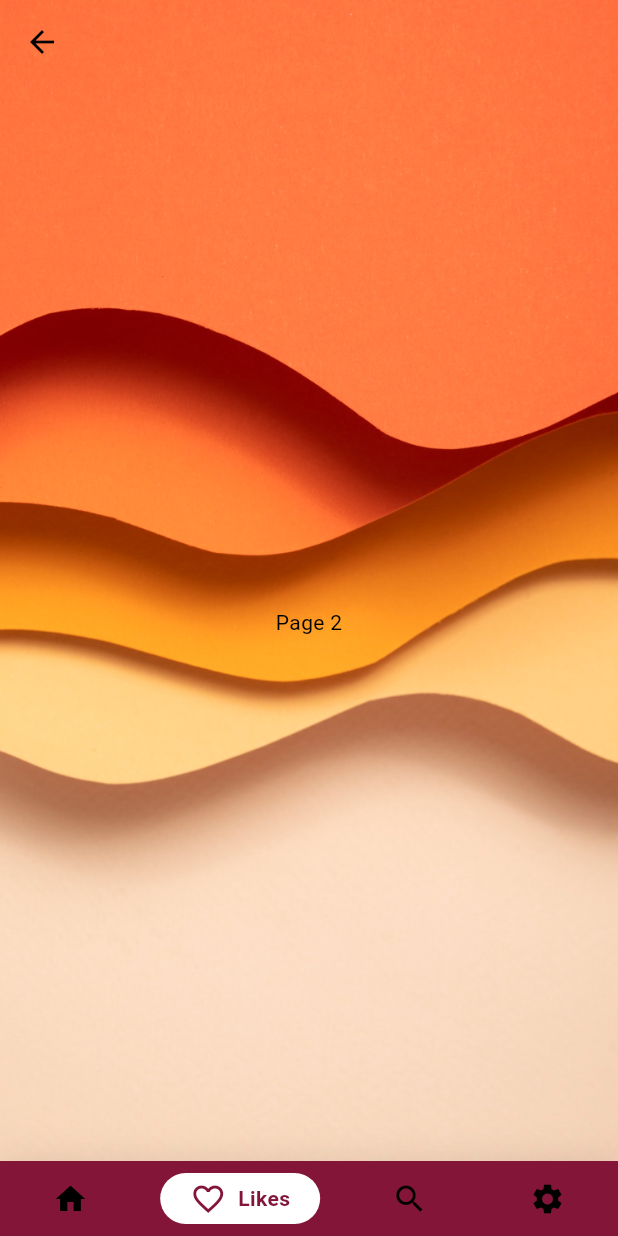
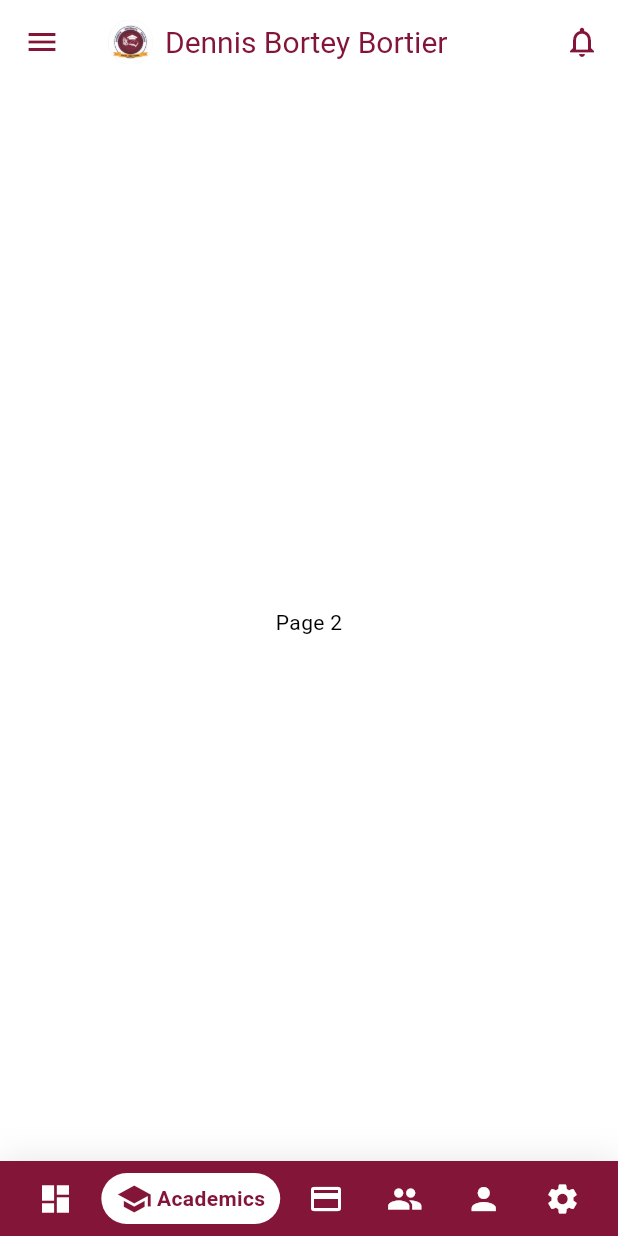
Before and after one commit to DamnSaturday/login_1, a Flutter app: the CustomScaffoldWidgetMain screen opened directly, swiped to page 2, on a phone screen of 412 x 824 dp. Run offline on Flutter 3.47's test engine with Material 3 defaults, Android fonts, the phone set to English and light mode, and no system bars; drawn by our look-alikes of google_nav_bar; our stand-ins replace firebase_auth, firebase_core, icons_plus; accounts and stored records are empty.

Commit message:
dashB on 0.02.1

```diff
--- a/lib/screens/my_dashBoard_screen.dart
+++ b/lib/screens/my_dashBoard_screen.dart
@@ -1,5 +1,5 @@
 import 'package:flutter/material.dart';
-import 'package:google_nav_bar/google_nav_bar.dart';
+import 'package:flutter/services.dart';
 import 'package:login/widgets/cus_scaffwid_main.dart';
 
 import '../widgets/b_nav.dart';
--- a/lib/screens/welc_screen.dart
+++ b/lib/screens/welc_screen.dart
@@ -17,7 +17,7 @@ class _WelcomeScreenState extends State<WelcomeScreen> {
   @override
   void initState() {
     super.initState();
-    SystemChrome.setEnabledSystemUIMode(SystemUiMode.immersive);
+    SystemChrome.setEnabledSystemUIMode(SystemUiMode.manual);
 
     Future.delayed(const Duration(seconds: 4), () {
       Navigator.of(context).pushReplacement(MaterialPageRoute(builder: (_) => const LoginScreen()));
--- a/lib/widgets/b_nav.dart
+++ b/lib/widgets/b_nav.dart
@@ -1,4 +1,5 @@
 import 'package:flutter/material.dart';
+import 'package:flutter/services.dart';
 import 'package:google_nav_bar/google_nav_bar.dart';
 import 'package:login/screens/home_screen.dart';
 import 'package:login/screens/welc_screen.dart';
@@ -28,6 +29,7 @@ class _BottomNavigationState extends State<BottomNavigation> {
 
   @override
   Widget build(BuildContext context) {
+    SystemChrome.setEnabledSystemUIMode(SystemUiMode.edgeToEdge);
     return Scaffold(
       backgroundColor: Colors.transparent,
       body: SizedBox.expand(
@@ -63,6 +65,18 @@ class _BottomNavigationState extends State<BottomNavigation> {
                 child: Text('Page 4'),
               ),
             ),
+            Container(
+              color: Colors.deepOrangeAccent,
+              child: const Center(
+                child: Text('Page 5'),
+              ),
+            ),
+            Container(
+              color: Colors.lightBlueAccent,
+              child: const Center(
+                child: Text('Page 6'),
+              ),
+            ),
           ],
         ),
       ),
@@ -80,24 +94,33 @@ class _BottomNavigationState extends State<BottomNavigation> {
           child: Padding(
             padding: const EdgeInsets.symmetric(horizontal: 15.0, vertical: 8),
             child: GNav(
-              gap: 8,
+              gap: 3,
+              color: Colors.white,
               activeColor: const Color(0xFF821538),
               iconSize: 24,
-              padding: const EdgeInsets.symmetric(horizontal: 20, vertical: 5),
+              padding: const EdgeInsets.symmetric(horizontal: 10, vertical: 5),
               duration: const Duration(milliseconds: 400),
               tabBackgroundColor: Colors.white,
               tabs: const [
                 GButton(
-                  icon: Icons.home,
-                  text: 'Home',
+                  icon: Icons.dashboard,
+                  text: 'Dashboard',
                 ),
                 GButton(
-                  icon: Icons.favorite_border,
-                  text: 'Likes',
+                  icon: Icons.school,
+                  text: 'Academics',
                 ),
                 GButton(
-                  icon: Icons.search,
-                  text: 'Search',
+                  icon: Icons.payment,
+                  text: 'Account',
+                ),
+                GButton(
+                  icon: Icons.group,
+                  text: 'Community',
+                ),
+                GButton(
+                  icon: Icons.person,
+                  text: 'Profile',
                 ),
                 GButton(
                   icon: Icons.settings,
--- a/lib/widgets/cus_scaffwid.dart
+++ b/lib/widgets/cus_scaffwid.dart
@@ -1,4 +1,5 @@
 import 'package:flutter/material.dart';
+import 'package:flutter/services.dart';
 
 
 class CustomScaffoldWidget extends StatelessWidget {
@@ -8,6 +9,7 @@ class CustomScaffoldWidget extends StatelessWidget {
 
   @override
   Widget build(BuildContext context) {
+    SystemChrome.setEnabledSystemUIMode(SystemUiMode.manual);
     return Scaffold(
       appBar: AppBar(
         backgroundColor: Colors.transparent,
@@ -16,7 +18,7 @@ class CustomScaffoldWidget extends StatelessWidget {
       extendBodyBehindAppBar: true,
       body: Stack(
         children: [
-          Image.asset('assets/images/psy4.jpg',
+          Image.asset('assets/images/psy2.jpg',
             fit: BoxFit.cover,
             width: double.infinity,
             height: double.infinity,),
--- a/lib/widgets/cus_scaffwid_main.dart
+++ b/lib/widgets/cus_scaffwid_main.dart
@@ -1,9 +1,11 @@
 import 'package:flutter/material.dart';
+import 'package:flutter/services.dart';
 
-import 'b_nav.dart';
+import 'custom_appBar.dart';
+
 
 class CustomScaffoldWidgetMain extends StatelessWidget {
-  const CustomScaffoldWidgetMain({
+  const CustomScaffoldWidgetMain( {
     Key? key,
     this.child,
   }) : super(key: key);
@@ -12,20 +14,12 @@ class CustomScaffoldWidgetMain extends StatelessWidget {
 
   @override
   Widget build(BuildContext context) {
+    SystemChrome.setEnabledSystemUIMode(SystemUiMode.immersive);
     return Scaffold(
-      appBar: AppBar(
-        backgroundColor: Colors.transparent,
-        elevation: 0,
-      ),
+      appBar: const CustomAppBar(),
       extendBodyBehindAppBar: true,
       body: Stack(
         children: [
-          Image.asset(
-            'assets/images/psy5.jpg',
-            fit: BoxFit.cover,
-            width: double.infinity,
-            height: double.infinity,
-          ),
           SafeArea(
             child: child!,
           ),
--- /dev/null
+++ b/lib/widgets/custom_appBar.dart
@@ -0,0 +1,47 @@
+import 'package:flutter/material.dart';
+
+class CustomAppBar extends StatelessWidget implements PreferredSizeWidget {
+  const CustomAppBar({Key? key}) : super(key: key);
+
+  @override
+  Widget build(BuildContext context) {
+    return AppBar(
+      backgroundColor: Colors.white,
+      elevation: 0.0,
+      leading: IconButton(
+        icon: const Icon(Icons.menu),
+        iconSize: 24,
+        color: const Color(0xFF821538),
+        onPressed: () {},
+      ),
+      title: Row(
+        children: [
+          Image.asset(
+            'assets/images/logo.png',
+            height: 30,
+            width: 30,
+          ),
+          const SizedBox(width: 8),
+          const Text(
+            'Dennis Bortey Bortier',
+            style: TextStyle(
+              color: Color(0xFF821538),
+              fontSize: 20,
+            ),
+          ),
+        ],
+      ),
+      actions: <Widget>[
+        IconButton(
+          icon: const Icon(Icons.notifications_none),
+          iconSize: 24,
+          color: const Color(0xFF821538),
+          onPressed: () {},
+        ),
+      ],
+    );
+  }
+
+  @override
+  Size get preferredSize => const Size.fromHeight(kToolbarHeight);
+}
```
Also changed, not shown: lib/screens/home_screen.dart (+19 -87 lines), lib/screens/login_screen.dart (+12 -2 lines), assets/images/L_text.png (added), assets/images/logo.png, assets/images/tnl.png (added).
